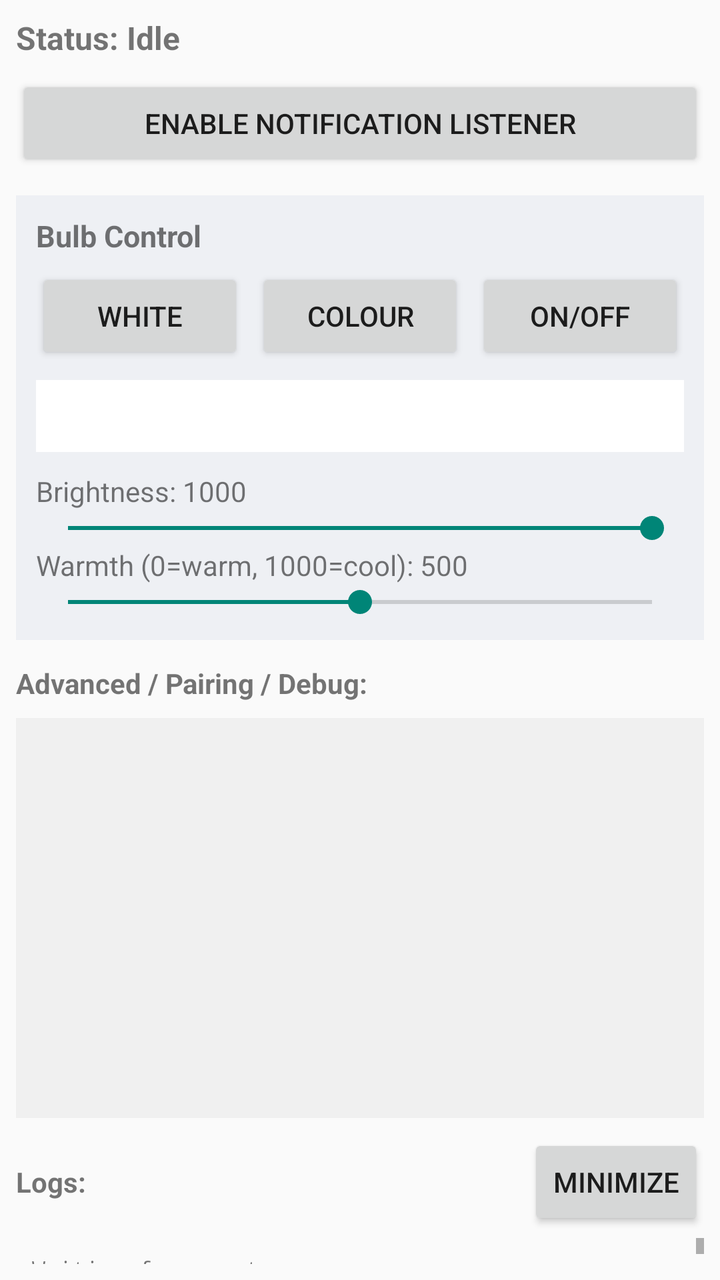
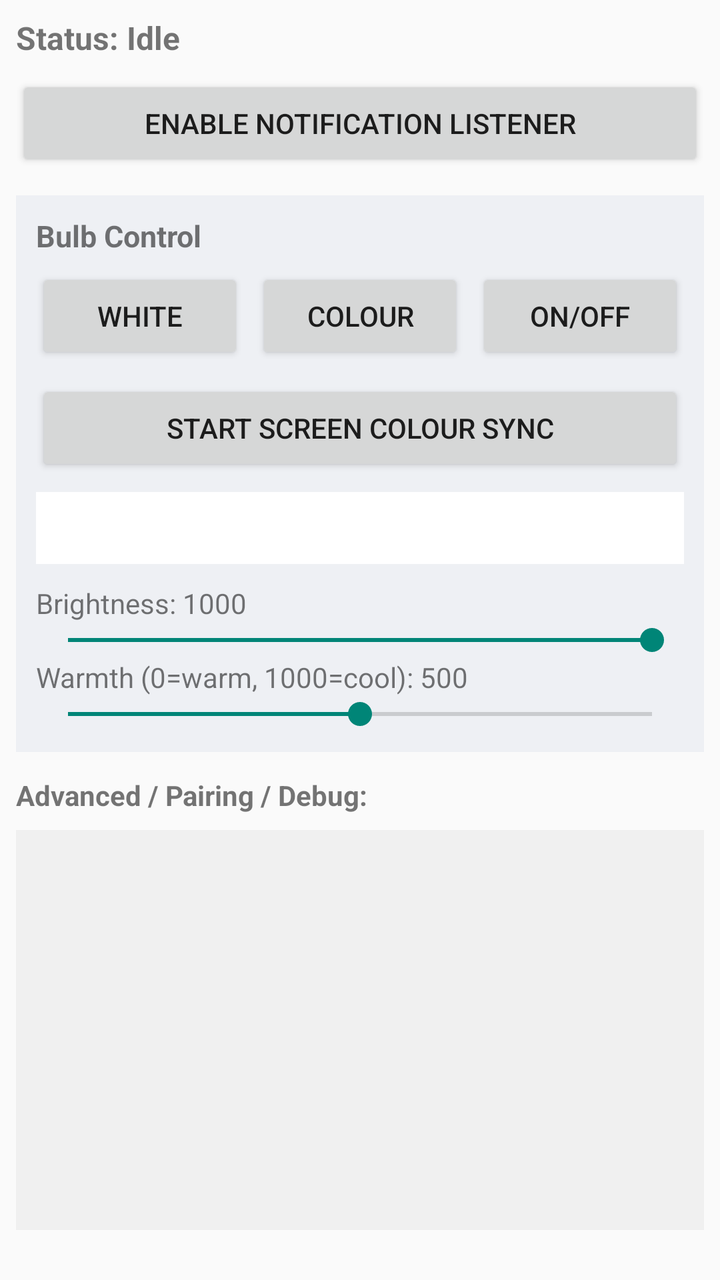

Compare the two renders of this Android layout. The source of the first and the diff that turns it into the second are given below.
<!-- AndroidManifest.xml: application theme Theme.BulbNotificationControl -->
<!-- res/layout/activity_main.xml -->
<?xml version="1.0" encoding="utf-8"?>
<LinearLayout xmlns:android="http://schemas.android.com/apk/res/android"
    android:layout_width="match_parent"
    android:layout_height="match_parent"
    android:orientation="vertical"
    android:padding="8dp">

    <TextView
        android:id="@+id/statusText"
        android:layout_width="match_parent"
        android:layout_height="wrap_content"
        android:text="@string/status_idle"
        android:textSize="16sp"
        android:layout_marginBottom="8dp"
        android:textStyle="bold" />

    <Button
        android:id="@+id/enableListenerBtn"
        android:layout_width="match_parent"
        android:layout_height="wrap_content"
        android:text="@string/enable_listener"
        android:layout_marginBottom="12dp" />

    
    <LinearLayout
        android:layout_width="match_parent"
        android:layout_height="wrap_content"
        android:orientation="vertical"
        android:background="#eef0f4"
        android:padding="10dp"
        android:layout_marginBottom="12dp">

        <TextView
            android:layout_width="match_parent"
            android:layout_height="wrap_content"
            android:text="Bulb Control"
            android:textStyle="bold"
            android:textSize="15sp"
            android:layout_marginBottom="6dp" />

        <LinearLayout
            android:layout_width="match_parent"
            android:layout_height="wrap_content"
            android:orientation="horizontal"
            android:layout_marginBottom="8dp">

            <Button
                android:id="@+id/modeWhiteBtn"
                android:layout_width="0dp"
                android:layout_height="wrap_content"
                android:layout_weight="1"
                android:text="White" />

            <Button
                android:id="@+id/modeColourBtn"
                android:layout_width="0dp"
                android:layout_height="wrap_content"
                android:layout_weight="1"
                android:layout_marginStart="6dp"
                android:text="Colour" />

            <Button
                android:id="@+id/powerToggleBtn"
                android:layout_width="0dp"
                android:layout_height="wrap_content"
                android:layout_weight="1"
                android:layout_marginStart="6dp"
                android:text="On/Off" />
        </LinearLayout>

        <View
            android:id="@+id/colorPreview"
            android:layout_width="match_parent"
            android:layout_height="36dp"
            android:layout_marginBottom="10dp"
            android:background="#ffffff" />

        
        <LinearLayout
            android:id="@+id/colourControlsGroup"
            android:layout_width="match_parent"
            android:layout_height="wrap_content"
            android:orientation="vertical"
            android:visibility="gone">

            <TextView
                android:id="@+id/hueLabel"
                android:layout_width="match_parent"
                android:layout_height="wrap_content"
                android:text="Hue: 0" />
            <SeekBar
                android:id="@+id/hueSeekBar"
                android:layout_width="match_parent"
                android:layout_height="wrap_content"
                android:max="360" />

            <TextView
                android:id="@+id/satLabel"
                android:layout_width="match_parent"
                android:layout_height="wrap_content"
                android:text="Saturation: 1000" />
            <SeekBar
                android:id="@+id/satSeekBar"
                android:layout_width="match_parent"
                android:layout_height="wrap_content"
                android:max="1000"
                android:progress="1000" />

            <TextView
                android:id="@+id/valLabel"
                android:layout_width="match_parent"
                android:layout_height="wrap_content"
                android:text="Brightness: 1000" />
            <SeekBar
                android:id="@+id/valSeekBar"
                android:layout_width="match_parent"
                android:layout_height="wrap_content"
                android:max="1000"
                android:progress="1000" />
        </LinearLayout>

        
        <LinearLayout
            android:id="@+id/whiteControlsGroup"
            android:layout_width="match_parent"
            android:layout_height="wrap_content"
            android:orientation="vertical"
            android:visibility="visible">

            <TextView
                android:id="@+id/brightLabel"
                android:layout_width="match_parent"
                android:layout_height="wrap_content"
                android:text="Brightness: 1000" />
            <SeekBar
                android:id="@+id/brightSeekBar"
                android:layout_width="match_parent"
                android:layout_height="wrap_content"
                android:max="990"
                android:progress="990" />

            <TextView
                android:id="@+id/tempLabel"
                android:layout_width="match_parent"
                android:layout_height="wrap_content"
                android:text="Warmth (0=warm, 1000=cool): 500" />
            <SeekBar
                android:id="@+id/tempSeekBar"
                android:layout_width="match_parent"
                android:layout_height="wrap_content"
                android:max="1000"
                android:progress="500" />
        </LinearLayout>

    </LinearLayout>

    <TextView
        android:layout_width="match_parent"
        android:layout_height="wrap_content"
        android:text="Advanced / Pairing / Debug:"
        android:textStyle="bold"
        android:layout_marginBottom="8dp" />

    <ScrollView
        android:layout_width="match_parent"
        android:layout_height="200dp"
        android:layout_marginBottom="8dp"
        android:background="#f0f0f0">

        <LinearLayout
            android:id="@+id/testButtonsContainer"
            android:layout_width="match_parent"
            android:layout_height="wrap_content"
            android:orientation="vertical"
            android:padding="8dp" />

    </ScrollView>

    <LinearLayout
        android:layout_width="match_parent"
        android:layout_height="wrap_content"
        android:orientation="horizontal"
        android:layout_marginBottom="4dp">

        <TextView
            android:layout_width="0dp"
            android:layout_height="wrap_content"
            android:layout_weight="1"
            android:text="Logs:"
            android:textStyle="bold" />

        <Button
            android:id="@+id/toggleLogBtn"
            android:layout_width="wrap_content"
            android:layout_height="wrap_content"
            android:text="Minimize" />
    </LinearLayout>

    <ScrollView
        android:id="@+id/logScrollView"
        android:layout_width="match_parent"
        android:layout_height="0dp"
        android:layout_weight="1">

        <TextView
            android:id="@+id/logText"
            android:layout_width="match_parent"
            android:layout_height="wrap_content"
            android:textSize="11sp"
            android:text="Waiting for events..."
            android:fontFamily="monospace"
            android:padding="8dp" />

    </ScrollView>

</LinearLayout>
<!-- resources referenced by this layout -->
<resources>
  <string name="enable_listener">Enable Notification Listener</string>
  <string name="status_idle">Status: Idle</string>
  <style name="Theme.BulbNotificationControl" parent="Theme.AppCompat.Light.DarkActionBar">
          <item name="colorPrimary">@color/purple_500</item>
          <item name="colorPrimaryVariant">@color/purple_700</item>
          <item name="colorSecondary">@color/teal_200</item>
      </style>
  <color name="purple_500">#6200EE</color>
  <color name="purple_700">#3700B3</color>
  <color name="teal_200">#03DAC5</color>
</resources>

<!-- the commit's change to res/layout/activity_main.xml (unified diff, before → after) -->
@@ -68,6 +68,13 @@
                 android:text="On/Off" />
         </LinearLayout>
 
+        <Button
+            android:id="@+id/screenSyncBtn"
+            android:layout_width="match_parent"
+            android:layout_height="wrap_content"
+            android:layout_marginBottom="8dp"
+            android:text="Start Screen Colour Sync" />
+
         <View
             android:id="@+id/colorPreview"
             android:layout_width="match_parent"
